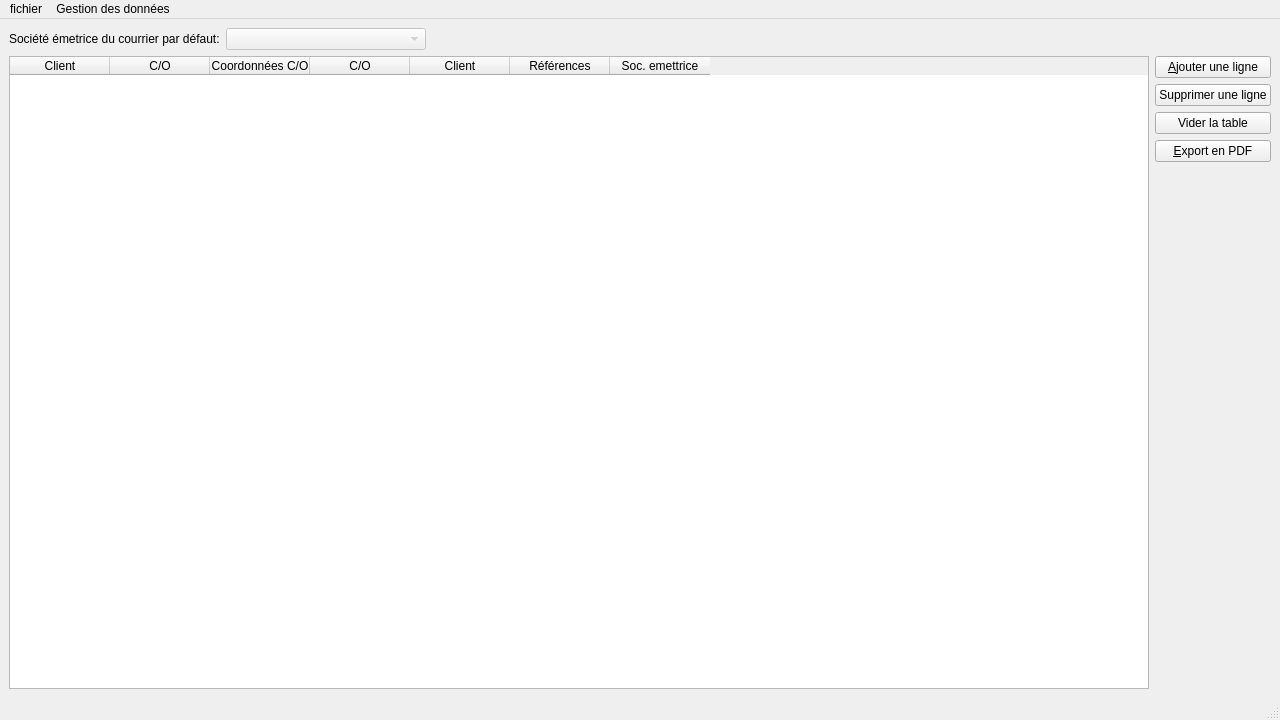
Qt form ui/mainwindow.ui (jphoubion/COMailPrinting) before a commit.
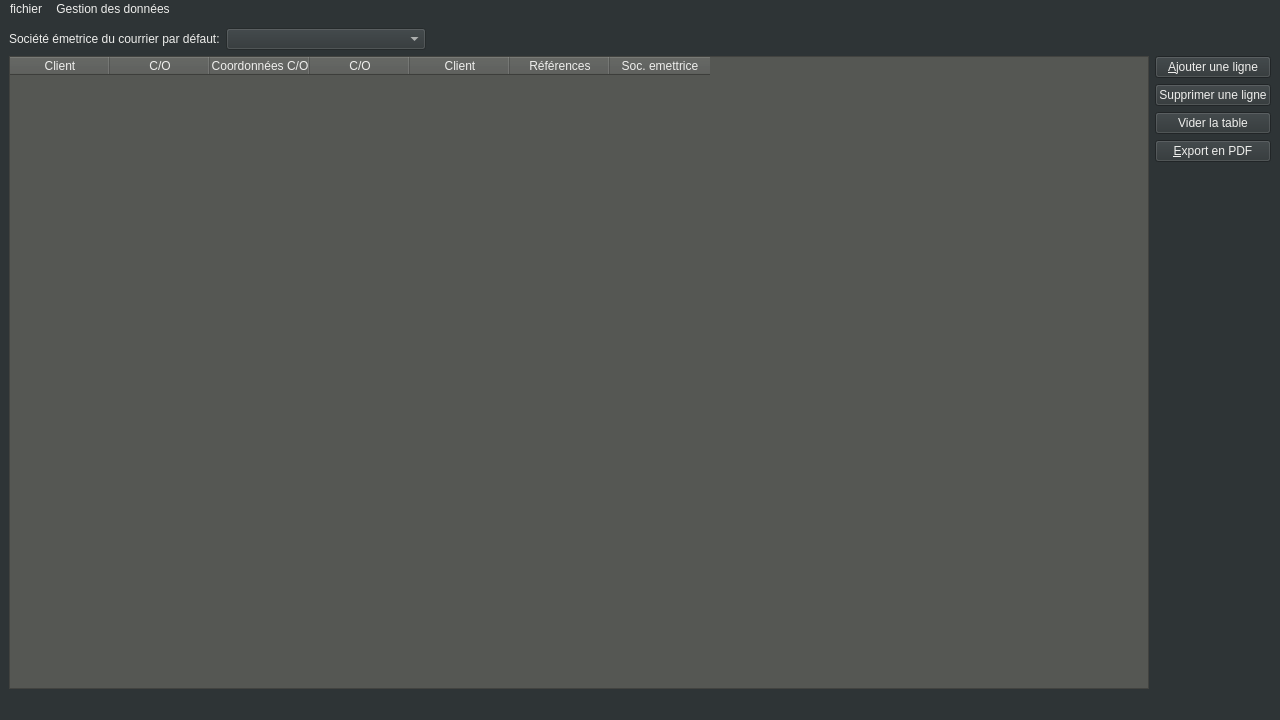
The same form after that commit.

```diff
--- a/ui/mainwindow.ui
+++ b/ui/mainwindow.ui
@@ -14,7 +14,8 @@
    <string>COMailPrinting</string>
   </property>
   <property name="styleSheet">
-   <string notr="true"/>
+   <string notr="true">background-color: rgb(46, 52, 54);
+color: rgb(238, 238, 236);</string>
   </property>
   <widget class="QWidget" name="centralwidget">
    <layout class="QGridLayout" name="gridLayout">
@@ -79,6 +80,11 @@
        <layout class="QHBoxLayout" name="horizontalLayout_2">
         <item>
          <widget class="QTableWidget" name="tw_co">
+          <property name="styleSheet">
+           <string notr="true">background-color: rgb(85, 87, 83);
+alternate-background-color: rgb(136, 138, 133);
+color: rgb(238, 238, 236);</string>
+          </property>
           <column>
            <property name="text">
             <string>Client</string>
```
